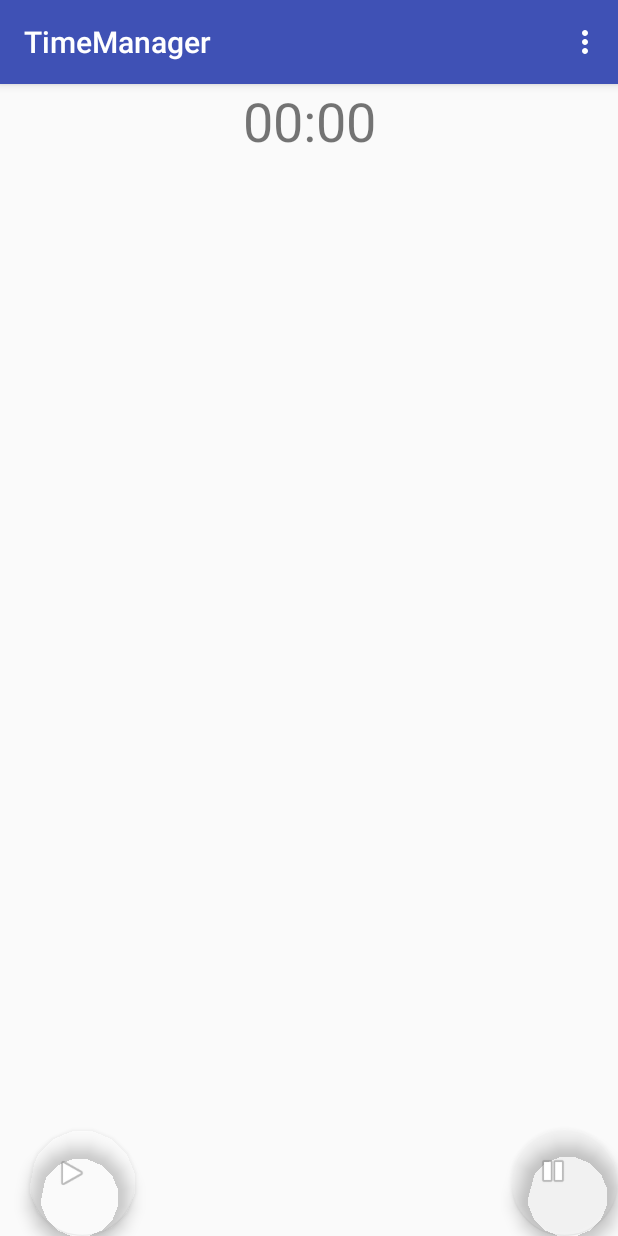
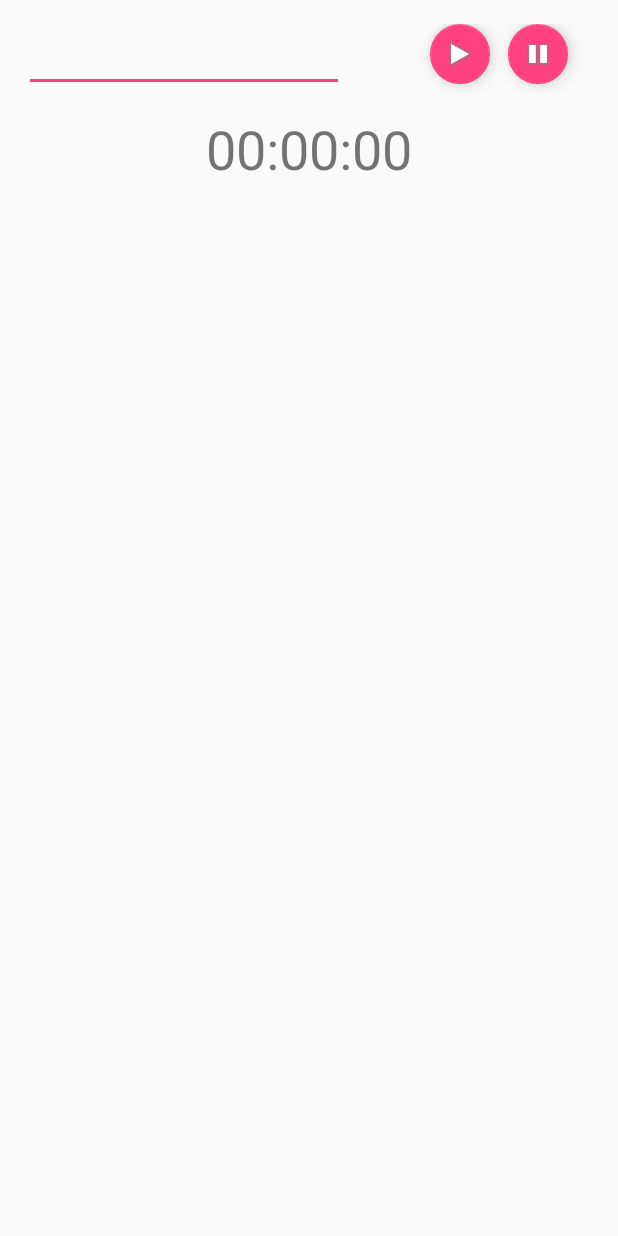
Before and after one commit to trinity31/AndroidNCourse, an Android app: the screen it shows after launch (MainActivity), on a phone screen of 412 x 824 dp. Run offline under Robolectric (Android 15) with nearby library versions, the phone set to English and light mode, and no system bars.

Commit message:
Time Manager update

```diff
--- a/TimeManager/app/build.gradle
+++ b/TimeManager/app/build.gradle
@@ -27,4 +27,5 @@ dependencies {
     compile 'com.android.support:appcompat-v7:25.2.0'
     compile 'com.android.support:design:25.2.0'
     testCompile 'junit:junit:4.12'
+    compile 'com.android.support:cardview-v7:25.2.0'
 }
--- a/TimeManager/app/src/main/java/com/example/timemanager/MainActivity.java
+++ b/TimeManager/app/src/main/java/com/example/timemanager/MainActivity.java
@@ -15,6 +15,8 @@ import android.util.Log;
 import android.view.View;
 import android.view.Menu;
 import android.view.MenuItem;
+import android.widget.EditText;
+import android.widget.ListView;
 import android.widget.TextView;
 
 import java.text.DateFormat;
@@ -37,6 +39,9 @@ public class MainActivity extends AppCompatActivity implements View.OnClickListe
 
     long startTime, stopTime;
 	private Calendar cl;
+    private Date start_time, stop_time, total_time;
+    private EditText nameText;
+    String currentName;
 
     Handler mHandler = new Handler()
     {
@@ -91,11 +96,19 @@ public class MainActivity extends AppCompatActivity implements View.OnClickListe
         Log.i(TAG, "Start: " + startTime + "/" + date + ", " + time);
 
        // start_time = (int) startTime / 1000;
+        currentName = nameText.getText().toString();
 
-		SimpleDateFormat dateFormat = new SimpleDateFormat("yyyy-MM-dd HH:mm:ss");
-        Date start_time = new Date(startTime);
+		//SimpleDateFormat dateFormat = new SimpleDateFormat("yyyy-MM-dd HH:mm:ss");
+        SimpleDateFormat dateFormat = new SimpleDateFormat("yyyy-MM-dd");
+        SimpleDateFormat timeFormat = new SimpleDateFormat("HH:mm:ss");
+
+        //Date start_time = new Date(startTime);
+        start_time.setTime(startTime);
 		//Log.i(TAG, "Start: " + dateFormat.format(start_time));
-        myDatabase.execSQL("INSERT INTO time (name, start, end) VALUES ('test', '" +  dateFormat.format(start_time) +"', NULL)");
+
+        //INSERT INTO time (name, date, start, stop, total) VALUES ('test', '2017-03-03', '15:10:10', NULL,NULL)
+        myDatabase.execSQL("INSERT INTO time (name, date, start, stop, total) VALUES ('"+
+                currentName +"', '" +  dateFormat.format(start_time) +"', '" + timeFormat.format(start_time) + "', NULL, NULL)");
 	}
 
 	private void timerStopped(long stopTime) {
@@ -106,9 +119,26 @@ public class MainActivity extends AppCompatActivity implements View.OnClickListe
         Log.i(TAG, "Stop: " + date + ", " + time);
 
        // stop_time = (int) stopTime / 1000;
-        SimpleDateFormat dateFormat = new SimpleDateFormat("yyyy-MM-dd HH:mm:ss");
-        Date stop_time = new Date(stopTime);
-       myDatabase.execSQL("UPDATE time SET end='" + dateFormat.format(stopTime) + "'" + " WHERE name = 'test'");
+        //SimpleDateFormat dateFormat = new SimpleDateFormat("yyyy-MM-dd HH:mm:ss");
+
+        SimpleDateFormat dateFormat = new SimpleDateFormat("yyyy-MM-dd");
+        SimpleDateFormat timeFormat = new SimpleDateFormat("HH:mm:ss");
+
+        //Date stop_time = new Date(stopTime);
+        stop_time.setTime(stopTime);
+        total_time.setTime(stop_time.getTime() - start_time.getTime());
+        int offset = cl.getTimeZone().getOffset(total_time.getTime());
+        total_time.setTime(total_time.getTime() - offset);
+
+        Log.i(TAG, "Date: " + dateFormat.format(stop_time));
+        Log.i(TAG, "Start time: " + timeFormat.format(start_time));
+        Log.i(TAG, "Stop time: " + timeFormat.format(stop_time));
+        Log.i(TAG, "Total time: " + timeFormat.format(total_time.getTime()));
+
+       myDatabase.execSQL("UPDATE time SET stop='" + timeFormat.format(stopTime) + "', total='" +  timeFormat.format(total_time) +
+                            "' WHERE name = '" + currentName + "'");
+
+        nameText.setText("");
 	}
 
     public void onClick(View v) {
@@ -129,8 +159,8 @@ public class MainActivity extends AppCompatActivity implements View.OnClickListe
     protected void onCreate(Bundle savedInstanceState) {
         super.onCreate(savedInstanceState);
         setContentView(R.layout.activity_main);
-        Toolbar toolbar = (Toolbar) findViewById(R.id.toolbar);
-        setSupportActionBar(toolbar);
+        /*Toolbar toolbar = (Toolbar) findViewById(R.id.toolbar);
+        setSupportActionBar(toolbar);*/
 
         timerView = (TextView)findViewById(R.id.timerView);
         btnStart = (FloatingActionButton)findViewById(R.id.startFab);
@@ -139,26 +169,32 @@ public class MainActivity extends AppCompatActivity implements View.OnClickListe
         btnStop.setOnClickListener(this);
 
         cl = Calendar.getInstance(TimeZone.getDefault());
+        nameText = (EditText)findViewById(R.id.nameText);
+
+        start_time = new Date();
+        stop_time = new Date();
+        total_time = new Date();
 
         try {
             myDatabase = this.openOrCreateDatabase("Times", MODE_PRIVATE, null);
-
-            myDatabase.execSQL("CREATE TABLE IF NOT EXISTS time (name VARCHAR, start DATETIME, end DATETIME)");
-
-            //myDatabase.execSQL("INSERT INTO times (name, age) VALUES ('Rob', '34')");
-           // myDatabase.execSQL("INSERT INTO times (name, age) VALUES ('Trinity', '37')");
+            myDatabase.execSQL("CREATE TABLE IF NOT EXISTS time (_id INTEGER PRIMARY KEY AUTOINCREMENT, name VARCHAR, date DATETIME, start DATETIME, stop DATETIME, total DATETIME)");
 
             Cursor c = myDatabase.rawQuery("SELECT * FROM time", null);
-            int nameIndex = c.getColumnIndex("name");
+
+            ListView lvTimes = (ListView) findViewById(R.id.timeListView);
+            TimeCursorAdapter timeAdapter = new TimeCursorAdapter(this, c);
+            lvTimes.setAdapter(timeAdapter);
+
+/*            int nameIndex = c.getColumnIndex("name");
             int startIndex = c.getColumnIndex("start");
-            int endIndex = c.getColumnIndex("end");
+            int endIndex = c.getColumnIndex("stop");
             c.moveToFirst();
 
             while(c != null) {
                 Log.i(TAG, "name: " + c.getString(nameIndex) + ", start: " +
-                        c.getString(startIndex) + ", end: " + (c.getString(endIndex)));
+                        c.getString(startIndex) + ", stop: " + (c.getString(endIndex)));
                 c.moveToNext();
-            }
+            }*/
 
         } catch(Exception e) {
             e.printStackTrace();
--- a/TimeManager/app/src/main/res/layout/activity_main.xml
+++ b/TimeManager/app/src/main/res/layout/activity_main.xml
@@ -1,59 +1,71 @@
 <?xml version="1.0" encoding="utf-8"?>
-<android.support.design.widget.CoordinatorLayout xmlns:android="http://schemas.android.com/apk/res/android"
+<RelativeLayout xmlns:android="http://schemas.android.com/apk/res/android"
     xmlns:app="http://schemas.android.com/apk/res-auto"
     xmlns:tools="http://schemas.android.com/tools"
     android:layout_width="match_parent"
     android:layout_height="match_parent"
-    android:fitsSystemWindows="true"
+    android:paddingBottom="@dimen/activity_vertical_margin"
+    android:paddingLeft="@dimen/activity_horizontal_margin"
+    android:paddingRight="@dimen/activity_horizontal_margin"
+    android:paddingTop="@dimen/activity_vertical_margin"
     tools:context="com.example.timemanager.MainActivity">
 
-    <android.support.design.widget.AppBarLayout
+
+    <EditText
+        android:id="@+id/nameText"
+        android:layout_width="wrap_content"
+        android:layout_height="wrap_content"
+        android:layout_alignParentLeft="true"
+        android:layout_alignParentStart="true"
+        android:layout_alignParentTop="true"
+        android:ems="10"
+        android:inputType="textPersonName"
+        android:text="" />
+
+    <TextView
+        android:id="@+id/timerView"
         android:layout_width="match_parent"
         android:layout_height="wrap_content"
-        android:theme="@style/AppTheme.AppBarOverlay">
-
-        <android.support.v7.widget.Toolbar
-            android:id="@+id/toolbar"
-            android:layout_width="match_parent"
-            android:layout_height="?attr/actionBarSize"
-            android:background="?attr/colorPrimary"
-            app:popupTheme="@style/AppTheme.PopupOverlay" />
-    </android.support.design.widget.AppBarLayout>
-
-    <TextView
-        android:text="00:00"
-        android:layout_width="match_parent"
-        android:layout_height="wrap_content"
-        android:id="@+id/timerView"
-        android:layout_marginTop="?android:attr/actionBarSize"
+        android:layout_marginTop="13dp"
+        android:text="00:00:00"
+        android:textAlignment="center"
         android:textSize="36sp"
-        android:textAlignment="center" />
-
-    <ListView
-        android:layout_width="match_parent"
-        android:layout_height="match_parent"
-        android:layout_marginTop="112dp"
-        android:layout_marginBottom="80dp"
-        android:id="@+id/timeListView" />
+        android:layout_below="@+id/nameText"
+        android:layout_alignParentLeft="true"
+        android:layout_alignParentStart="true" />
 
     <android.support.design.widget.FloatingActionButton
         android:id="@+id/startFab"
-        android:layout_width="75dp"
-        android:layout_height="70dp"
-        android:layout_gravity="bottom|start"
+        android:layout_width="wrap_content"
+        android:layout_height="wrap_content"
+        android:clickable="true"
+        app:fabSize="mini"
         app:srcCompat="@android:drawable/ic_media_play"
-        app:backgroundTint="@android:color/transparent"
-        android:clickable="true"
-        android:layout_marginLeft="20dp" />
+        android:layout_alignParentTop="true"
+        android:layout_toLeftOf="@+id/endFab"
+        android:layout_toStartOf="@+id/endFab"
+        android:layout_marginRight="12dp"
+        android:layout_marginEnd="12dp" />
 
     <android.support.design.widget.FloatingActionButton
         android:id="@+id/endFab"
-        android:layout_width="75dp"
-        android:layout_height="71dp"
-        android:layout_gravity="bottom|end"
-        app:srcCompat="@android:drawable/ic_media_pause"
-        app:backgroundTint="@android:color/transparent"
-        android:clickable="true" />
+        android:layout_width="wrap_content"
+        android:layout_height="wrap_content"
+        android:layout_alignParentEnd="true"
+        android:layout_alignParentRight="true"
+        android:layout_alignTop="@+id/floatingActionButton"
+        android:layout_marginEnd="17dp"
+        android:layout_marginRight="17dp"
+        android:clickable="true"
+        app:fabSize="mini"
+        app:srcCompat="@android:drawable/ic_media_pause" />
 
-
-</android.support.design.widget.CoordinatorLayout>
+    <ListView
+        android:id="@+id/timeListView"
+        android:layout_width="match_parent"
+        android:layout_height="match_parent"
+        android:layout_alignParentEnd="true"
+        android:layout_alignParentRight="true"
+        android:layout_marginTop="100dp"
+        android:layout_toStartOf="@+id/endFab" />
+</RelativeLayout>
--- a/TimeManager/build.gradle
+++ b/TimeManager/build.gradle
@@ -5,7 +5,7 @@ buildscript {
         jcenter()
     }
     dependencies {
-        classpath 'com.android.tools.build:gradle:2.2.3'
+        classpath 'com.android.tools.build:gradle:2.3.0'
 
         // NOTE: Do not place your application dependencies here; they belong
         // in the individual module build.gradle files
```
Also changed, not shown: TimeManager/app/src/main/java/com/example/timemanager/TimeCursorAdapter.java (+41 -2 lines), TimeManager/app/src/main/res/layout/item_time.xml (+29 -3 lines), TimeManager/gradle/wrapper/gradle-wrapper.properties.
